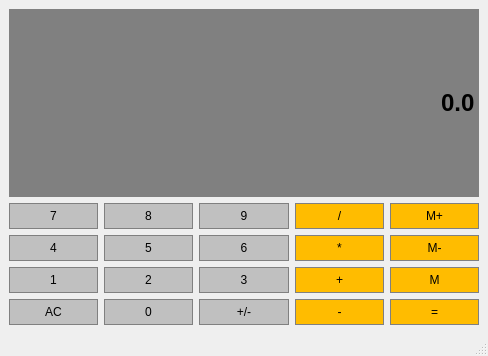
Above: calculatrice.ui from sak-asim/Calculatrice before the change. Below: the same form after it.
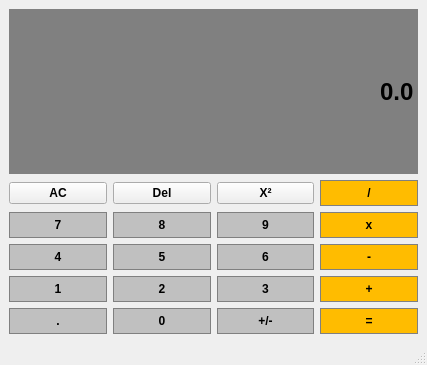
That is the form after the change.

Commit message: implémentation de fonctions DelPresse, PointPresse, EcranEffacerPresse et CarrerPresse

What changed in the file:
```diff
--- a/calculatrice.ui
+++ b/calculatrice.ui
@@ -6,8 +6,8 @@
    <rect>
     <x>0</x>
     <y>0</y>
-    <width>488</width>
-    <height>356</height>
+    <width>427</width>
+    <height>365</height>
    </rect>
   </property>
   <property name="windowTitle">
@@ -15,39 +15,20 @@
   </property>
   <widget class="QWidget" name="centralwidget">
    <layout class="QGridLayout" name="gridLayout">
-    <item row="1" column="4">
-     <widget class="QPushButton" name="AjouterMemoire">
+    <item row="5" column="0">
+     <widget class="QPushButton" name="Point">
       <property name="sizePolicy">
        <sizepolicy hsizetype="Preferred" vsizetype="Preferred">
         <horstretch>0</horstretch>
         <verstretch>0</verstretch>
        </sizepolicy>
       </property>
-      <property name="styleSheet">
-       <string notr="true">QPushButton {
-	background-color: 	#FFBC00;
-	border: 1px solid gray;
-	padding: 5px;
-}
-
-QPushButton:pressed {
-	background-color: 	#A9A9A9;
-	border: 1px solid gray;
-	padding: 5px;
-}</string>
-      </property>
-      <property name="text">
-       <string>M+</string>
-      </property>
-     </widget>
-    </item>
-    <item row="3" column="2">
-     <widget class="QPushButton" name="Bouton3">
-      <property name="sizePolicy">
-       <sizepolicy hsizetype="Preferred" vsizetype="Preferred">
-        <horstretch>0</horstretch>
-        <verstretch>0</verstretch>
-       </sizepolicy>
+      <property name="font">
+       <font>
+        <pointsize>9</pointsize>
+        <weight>75</weight>
+        <bold>true</bold>
+       </font>
       </property>
       <property name="styleSheet">
        <string notr="true">QPushButton {
@@ -63,224 +44,25 @@
 }</string>
       </property>
       <property name="text">
-       <string>3</string>
+       <string>.</string>
       </property>
      </widget>
     </item>
     <item row="1" column="2">
-     <widget class="QPushButton" name="Bouton9">
-      <property name="sizePolicy">
-       <sizepolicy hsizetype="Preferred" vsizetype="Preferred">
-        <horstretch>0</horstretch>
-        <verstretch>0</verstretch>
-       </sizepolicy>
+     <widget class="QPushButton" name="Carre">
+      <property name="font">
+       <font>
+        <pointsize>9</pointsize>
+        <weight>75</weight>
+        <bold>true</bold>
+       </font>
       </property>
-      <property name="styleSheet">
-       <string notr="true">QPushButton {
-	background-color: 	#C0C0C0;
-	border: 1px solid gray;
-	padding: 5px;
-}
-
-QPushButton:pressed {
-	background-color: 	#A9A9A9;
-	border: 1px solid gray;
-	padding: 5px;
-}</string>
-      </property>
       <property name="text">
-       <string>9</string>
-      </property>
-     </widget>
-    </item>
-    <item row="2" column="3">
-     <widget class="QPushButton" name="Multiplier">
-      <property name="sizePolicy">
-       <sizepolicy hsizetype="Preferred" vsizetype="Preferred">
-        <horstretch>0</horstretch>
-        <verstretch>0</verstretch>
-       </sizepolicy>
-      </property>
-      <property name="styleSheet">
-       <string notr="true">QPushButton {
-	background-color: 	#FFBC00;
-	border: 1px solid gray;
-	padding: 5px;
-}
-
-QPushButton:pressed {
-	background-color: 	#A9A9A9;
-	border: 1px solid gray;
-	padding: 5px;
-}</string>
-      </property>
-      <property name="text">
-       <string>*</string>
-      </property>
-     </widget>
-    </item>
-    <item row="4" column="1">
-     <widget class="QPushButton" name="Bouton0">
-      <property name="sizePolicy">
-       <sizepolicy hsizetype="Preferred" vsizetype="Preferred">
-        <horstretch>0</horstretch>
-        <verstretch>0</verstretch>
-       </sizepolicy>
-      </property>
-      <property name="styleSheet">
-       <string notr="true">QPushButton {
-	background-color: 	#C0C0C0;
-	border: 1px solid gray;
-	padding: 5px;
-}
-
-QPushButton:pressed {
-	background-color: 	#A9A9A9;
-	border: 1px solid gray;
-	padding: 5px;
-}</string>
-      </property>
-      <property name="text">
-       <string>0</string>
+       <string>X²</string>
       </property>
      </widget>
     </item>
     <item row="3" column="0">
-     <widget class="QPushButton" name="Bouton1">
-      <property name="sizePolicy">
-       <sizepolicy hsizetype="Preferred" vsizetype="Preferred">
-        <horstretch>0</horstretch>
-        <verstretch>0</verstretch>
-       </sizepolicy>
-      </property>
-      <property name="styleSheet">
-       <string notr="true">QPushButton {
-	background-color: 	#C0C0C0;
-	border: 1px solid gray;
-	padding: 5px;
-}
-
-QPushButton:pressed {
-	background-color: 	#A9A9A9;
-	border: 1px solid gray;
-	padding: 5px;
-}</string>
-      </property>
-      <property name="text">
-       <string>1</string>
-      </property>
-     </widget>
-    </item>
-    <item row="0" column="0" colspan="5">
-     <widget class="QLineEdit" name="Affichage">
-      <property name="sizePolicy">
-       <sizepolicy hsizetype="Preferred" vsizetype="Expanding">
-        <horstretch>0</horstretch>
-        <verstretch>0</verstretch>
-       </sizepolicy>
-      </property>
-      <property name="font">
-       <font>
-        <family>Arial</family>
-        <pointsize>18</pointsize>
-        <weight>75</weight>
-        <bold>true</bold>
-       </font>
-      </property>
-      <property name="styleSheet">
-       <string notr="true">QLineEdit {
-	background-color: 	gray;
-	border: 1px solid gray;
-	color: ffffff;
-}</string>
-      </property>
-      <property name="text">
-       <string>0.0</string>
-      </property>
-      <property name="alignment">
-       <set>Qt::AlignRight|Qt::AlignTrailing|Qt::AlignVCenter</set>
-      </property>
-     </widget>
-    </item>
-    <item row="3" column="3">
-     <widget class="QPushButton" name="Additionner">
-      <property name="sizePolicy">
-       <sizepolicy hsizetype="Preferred" vsizetype="Preferred">
-        <horstretch>0</horstretch>
-        <verstretch>0</verstretch>
-       </sizepolicy>
-      </property>
-      <property name="styleSheet">
-       <string notr="true">QPushButton {
-	background-color: 	#FFBC00;
-	border: 1px solid gray;
-	padding: 5px;
-}
-
-QPushButton:pressed {
-	background-color: 	#A9A9A9;
-	border: 1px solid gray;
-	padding: 5px;
-}</string>
-      </property>
-      <property name="text">
-       <string>+</string>
-      </property>
-     </widget>
-    </item>
-    <item row="2" column="4">
-     <widget class="QPushButton" name="NettoyerMemoire">
-      <property name="sizePolicy">
-       <sizepolicy hsizetype="Preferred" vsizetype="Preferred">
-        <horstretch>0</horstretch>
-        <verstretch>0</verstretch>
-       </sizepolicy>
-      </property>
-      <property name="styleSheet">
-       <string notr="true">QPushButton {
-	background-color: 	#FFBC00;
-	border: 1px solid gray;
-	padding: 5px;
-}
-
-QPushButton:pressed {
-	background-color: 	#A9A9A9;
-	border: 1px solid gray;
-	padding: 5px;
-}</string>
-      </property>
-      <property name="text">
-       <string>M-</string>
-      </property>
-     </widget>
-    </item>
-    <item row="2" column="2">
-     <widget class="QPushButton" name="Bouton6">
-      <property name="sizePolicy">
-       <sizepolicy hsizetype="Preferred" vsizetype="Preferred">
-        <horstretch>0</horstretch>
-        <verstretch>0</verstretch>
-       </sizepolicy>
-      </property>
-      <property name="styleSheet">
-       <string notr="true">QPushButton {
-	background-color: 	#C0C0C0;
-	border: 1px solid gray;
-	padding: 5px;
-}
-
-QPushButton:pressed {
-	background-color: 	#A9A9A9;
-	border: 1px solid gray;
-	padding: 5px;
-}</string>
-      </property>
-      <property name="text">
-       <string>6</string>
-      </property>
-     </widget>
-    </item>
-    <item row="2" column="0">
      <widget class="QPushButton" name="Bouton4">
       <property name="sizePolicy">
        <sizepolicy hsizetype="Preferred" vsizetype="Preferred">
@@ -288,6 +70,13 @@
         <verstretch>0</verstretch>
        </sizepolicy>
       </property>
+      <property name="font">
+       <font>
+        <pointsize>9</pointsize>
+        <weight>75</weight>
+        <bold>true</bold>
+       </font>
+      </property>
       <property name="styleSheet">
        <string notr="true">QPushButton {
 	background-color: 	#C0C0C0;
@@ -306,33 +95,153 @@
       </property>
      </widget>
     </item>
-    <item row="3" column="4">
-     <widget class="QPushButton" name="RecupererMemoire">
-      <property name="sizePolicy">
-       <sizepolicy hsizetype="Preferred" vsizetype="Preferred">
-        <horstretch>0</horstretch>
-        <verstretch>0</verstretch>
-       </sizepolicy>
-      </property>
-      <property name="styleSheet">
-       <string notr="true">QPushButton {
-	background-color: 	#FFBC00;
-	border: 1px solid gray;
-	padding: 5px;
-}
-
-QPushButton:pressed {
-	background-color: 	#A9A9A9;
-	border: 1px solid gray;
-	padding: 5px;
-}</string>
+    <item row="1" column="0">
+     <widget class="QPushButton" name="Effacer">
+      <property name="font">
+       <font>
+        <pointsize>9</pointsize>
+        <weight>75</weight>
+        <bold>true</bold>
+       </font>
       </property>
       <property name="text">
-       <string>M</string>
+       <string>AC</string>
       </property>
      </widget>
     </item>
     <item row="3" column="1">
+     <widget class="QPushButton" name="Bouton5">
+      <property name="sizePolicy">
+       <sizepolicy hsizetype="Preferred" vsizetype="Preferred">
+        <horstretch>0</horstretch>
+        <verstretch>0</verstretch>
+       </sizepolicy>
+      </property>
+      <property name="font">
+       <font>
+        <pointsize>9</pointsize>
+        <weight>75</weight>
+        <bold>true</bold>
+       </font>
+      </property>
+      <property name="styleSheet">
+       <string notr="true">QPushButton {
+	background-color: 	#C0C0C0;
+	border: 1px solid gray;
+	padding: 5px;
+}
+
+QPushButton:pressed {
+	background-color: 	#A9A9A9;
+	border: 1px solid gray;
+	padding: 5px;
+}</string>
+      </property>
+      <property name="text">
+       <string>5</string>
+      </property>
+     </widget>
+    </item>
+    <item row="4" column="0">
+     <widget class="QPushButton" name="Bouton1">
+      <property name="sizePolicy">
+       <sizepolicy hsizetype="Preferred" vsizetype="Preferred">
+        <horstretch>0</horstretch>
+        <verstretch>0</verstretch>
+       </sizepolicy>
+      </property>
+      <property name="font">
+       <font>
+        <pointsize>9</pointsize>
+        <weight>75</weight>
+        <bold>true</bold>
+       </font>
+      </property>
+      <property name="styleSheet">
+       <string notr="true">QPushButton {
+	background-color: 	#C0C0C0;
+	border: 1px solid gray;
+	padding: 5px;
+}
+
+QPushButton:pressed {
+	background-color: 	#A9A9A9;
+	border: 1px solid gray;
+	padding: 5px;
+}</string>
+      </property>
+      <property name="text">
+       <string>1</string>
+      </property>
+     </widget>
+    </item>
+    <item row="2" column="3">
+     <widget class="QPushButton" name="Multiplier">
+      <property name="sizePolicy">
+       <sizepolicy hsizetype="Preferred" vsizetype="Preferred">
+        <horstretch>0</horstretch>
+        <verstretch>0</verstretch>
+       </sizepolicy>
+      </property>
+      <property name="font">
+       <font>
+        <pointsize>9</pointsize>
+        <weight>75</weight>
+        <bold>true</bold>
+       </font>
+      </property>
+      <property name="styleSheet">
+       <string notr="true">QPushButton {
+	background-color: 	#FFBC00;
+	border: 1px solid gray;
+	padding: 5px;
+}
+
+QPushButton:pressed {
+	background-color: 	#A9A9A9;
+	border: 1px solid gray;
+	padding: 5px;
+}</string>
+      </property>
+      <property name="text">
+       <string>x</string>
+      </property>
+     </widget>
+    </item>
+    <item row="4" column="2">
+     <widget class="QPushButton" name="Bouton3">
+      <property name="sizePolicy">
+       <sizepolicy hsizetype="Preferred" vsizetype="Preferred">
+        <horstretch>0</horstretch>
+        <verstretch>0</verstretch>
+       </sizepolicy>
+      </property>
+      <property name="font">
+       <font>
+        <pointsize>9</pointsize>
+        <weight>75</weight>
+        <bold>true</bold>
+       </font>
+      </property>
+      <property name="styleSheet">
+       <string notr="true">QPushButton {
+	background-color: 	#C0C0C0;
+	border: 1px solid gray;
+	padding: 5px;
+}
+
+QPushButton:pressed {
+	background-color: 	#A9A9A9;
+	border: 1px solid gray;
+	padding: 5px;
+}</string>
+      </property>
+      <property name="text">
+       <string>3</string>
+      </property>
+     </widget>
+    </item>
+    <item row="4" column="1">
      <widget class="QPushButton" name="Bouton2">
       <property name="sizePolicy">
        <sizepolicy hsizetype="Preferred" vsizetype="Preferred">
@@ -340,6 +249,13 @@
         <verstretch>0</verstretch>
        </sizepolicy>
       </property>
+      <property name="font">
+       <font>
+        <pointsize>9</pointsize>
+        <weight>75</weight>
+        <bold>true</bold>
+       </font>
+      </property>
       <property name="styleSheet">
        <string notr="true">QPushButton {
 	background-color: 	#C0C0C0;
@@ -358,17 +274,24 @@
       </property>
      </widget>
     </item>
-    <item row="4" column="4">
-     <widget class="QPushButton" name="Egal">
+    <item row="5" column="1">
+     <widget class="QPushButton" name="Bouton0">
       <property name="sizePolicy">
        <sizepolicy hsizetype="Preferred" vsizetype="Preferred">
         <horstretch>0</horstretch>
         <verstretch>0</verstretch>
        </sizepolicy>
       </property>
+      <property name="font">
+       <font>
+        <pointsize>9</pointsize>
+        <weight>75</weight>
+        <bold>true</bold>
+       </font>
+      </property>
       <property name="styleSheet">
        <string notr="true">QPushButton {
-	background-color: 	#FFBC00;
+	background-color: 	#C0C0C0;
 	border: 1px solid gray;
 	padding: 5px;
 }
@@ -380,11 +303,11 @@
 }</string>
       </property>
       <property name="text">
-       <string>=</string>
+       <string>0</string>
       </property>
      </widget>
     </item>
-    <item row="4" column="3">
+    <item row="3" column="3">
      <widget class="QPushButton" name="Soustraire">
       <property name="sizePolicy">
        <sizepolicy hsizetype="Preferred" vsizetype="Preferred">
@@ -392,6 +315,13 @@
         <verstretch>0</verstretch>
        </sizepolicy>
       </property>
+      <property name="font">
+       <font>
+        <pointsize>9</pointsize>
+        <weight>75</weight>
+        <bold>true</bold>
+       </font>
+      </property>
       <property name="styleSheet">
        <string notr="true">QPushButton {
 	background-color: 	#FFBC00;
@@ -411,6 +341,53 @@
      </widget>
     </item>
     <item row="1" column="1">
+     <widget class="QPushButton" name="Del">
+      <property name="font">
+       <font>
+        <pointsize>9</pointsize>
+        <weight>75</weight>
+        <bold>true</bold>
+       </font>
+      </property>
+      <property name="text">
+       <string>Del</string>
+      </property>
+     </widget>
+    </item>
+    <item row="3" column="2">
+     <widget class="QPushButton" name="Bouton6">
+      <property name="sizePolicy">
+       <sizepolicy hsizetype="Preferred" vsizetype="Preferred">
+        <horstretch>0</horstretch>
+        <verstretch>0</verstretch>
+       </sizepolicy>
+      </property>
+      <property name="font">
+       <font>
+        <pointsize>9</pointsize>
+        <weight>75</weight>
+        <bold>true</bold>
+       </font>
+      </property>
+      <property name="styleSheet">
+       <string notr="true">QPushButton {
+	background-color: 	#C0C0C0;
+	border: 1px solid gray;
+	padding: 5px;
+}
+
+QPushButton:pressed {
+	background-color: 	#A9A9A9;
+	border: 1px solid gray;
+	padding: 5px;
+}</string>
+      </property>
+      <property name="text">
+       <string>6</string>
+      </property>
+     </widget>
+    </item>
+    <item row="2" column="1">
      <widget class="QPushButton" name="Bouton8">
       <property name="sizePolicy">
        <sizepolicy hsizetype="Preferred" vsizetype="Preferred">
@@ -418,6 +395,13 @@
         <verstretch>0</verstretch>
        </sizepolicy>
       </property>
+      <property name="font">
+       <font>
+        <pointsize>9</pointsize>
+        <weight>75</weight>
+        <bold>true</bold>
+       </font>
+      </property>
       <property name="styleSheet">
        <string notr="true">QPushButton {
 	background-color: 	#C0C0C0;
@@ -436,85 +420,7 @@
       </property>
      </widget>
     </item>
-    <item row="1" column="0">
-     <widget class="QPushButton" name="Bouton7">
-      <property name="sizePolicy">
-       <sizepolicy hsizetype="Preferred" vsizetype="Preferred">
-        <horstretch>0</horstretch>
-        <verstretch>0</verstretch>
-       </sizepolicy>
-      </property>
-      <property name="styleSheet">
-       <string notr="true">QPushButton {
-	background-color: 	#C0C0C0;
-	border: 1px solid gray;
-	padding: 5px;
-}
-
-QPushButton:pressed {
-	background-color: 	#A9A9A9;
-	border: 1px solid gray;
-	padding: 5px;
-}</string>
-      </property>
-      <property name="text">
-       <string>7</string>
-      </property>
-     </widget>
-    </item>
-    <item row="4" column="0">
-     <widget class="QPushButton" name="Nettoyer">
-      <property name="sizePolicy">
-       <sizepolicy hsizetype="Preferred" vsizetype="Preferred">
-        <horstretch>0</horstretch>
-        <verstretch>0</verstretch>
-       </sizepolicy>
-      </property>
-      <property name="styleSheet">
-       <string notr="true">QPushButton {
-	background-color: 	#C0C0C0;
-	border: 1px solid gray;
-	padding: 5px;
-}
-
-QPushButton:pressed {
-	background-color: 	#A9A9A9;
-	border: 1px solid gray;
-	padding: 5px;
-}</string>
-      </property>
-      <property name="text">
-       <string>AC</string>
-      </property>
-     </widget>
-    </item>
-    <item row="2" column="1">
-     <widget class="QPushButton" name="Bouton5">
-      <property name="sizePolicy">
-       <sizepolicy hsizetype="Preferred" vsizetype="Preferred">
-        <horstretch>0</horstretch>
-        <verstretch>0</verstretch>
-       </sizepolicy>
-      </property>
-      <property name="styleSheet">
-       <string notr="true">QPushButton {
-	background-color: 	#C0C0C0;
-	border: 1px solid gray;
-	padding: 5px;
-}
-
-QPushButton:pressed {
-	background-color: 	#A9A9A9;
-	border: 1px solid gray;
-	padding: 5px;
-}</string>
-      </property>
-      <property name="text">
-       <string>5</string>
-      </property>
-     </widget>
-    </item>
-    <item row="4" column="2">
+    <item row="5" column="2">
      <widget class="QPushButton" name="ChangeSigne">
       <property name="sizePolicy">
        <sizepolicy hsizetype="Preferred" vsizetype="Preferred">
@@ -522,6 +428,13 @@
         <verstretch>0</verstretch>
        </sizepolicy>
       </property>
+      <property name="font">
+       <font>
+        <pointsize>9</pointsize>
+        <weight>75</weight>
+        <bold>true</bold>
+       </font>
+      </property>
       <property name="styleSheet">
        <string notr="true">QPushButton {
 	background-color: 	#C0C0C0;
@@ -540,6 +453,139 @@
       </property>
      </widget>
     </item>
+    <item row="2" column="0">
+     <widget class="QPushButton" name="Bouton7">
+      <property name="sizePolicy">
+       <sizepolicy hsizetype="Preferred" vsizetype="Preferred">
+        <horstretch>0</horstretch>
+        <verstretch>0</verstretch>
+       </sizepolicy>
+      </property>
+      <property name="font">
+       <font>
+        <pointsize>9</pointsize>
+        <weight>75</weight>
+        <bold>true</bold>
+       </font>
+      </property>
+      <property name="styleSheet">
+       <string notr="true">QPushButton {
+	background-color: 	#C0C0C0;
+	border: 1px solid gray;
+	padding: 5px;
+}
+
+QPushButton:pressed {
+	background-color: 	#A9A9A9;
+	border: 1px solid gray;
+	padding: 5px;
+}</string>
+      </property>
+      <property name="text">
+       <string>7</string>
+      </property>
+     </widget>
+    </item>
+    <item row="5" column="3">
+     <widget class="QPushButton" name="Egal">
+      <property name="sizePolicy">
+       <sizepolicy hsizetype="Preferred" vsizetype="Preferred">
+        <horstretch>0</horstretch>
+        <verstretch>0</verstretch>
+       </sizepolicy>
+      </property>
+      <property name="font">
+       <font>
+        <pointsize>9</pointsize>
+        <weight>75</weight>
+        <bold>true</bold>
+        <kerning>true</kerning>
+       </font>
+      </property>
+      <property name="styleSheet">
+       <string notr="true">QPushButton {
+	background-color: 	#FFBC00;
+	border: 1px solid gray;
+	padding: 5px;
+}
+
+QPushButton:pressed {
+	background-color: 	#A9A9A9;
+	border: 1px solid gray;
+	padding: 5px;
+}</string>
+      </property>
+      <property name="text">
+       <string>=</string>
+      </property>
+     </widget>
+    </item>
+    <item row="2" column="2">
+     <widget class="QPushButton" name="Bouton9">
+      <property name="sizePolicy">
+       <sizepolicy hsizetype="Preferred" vsizetype="Preferred">
+        <horstretch>0</horstretch>
+        <verstretch>0</verstretch>
+       </sizepolicy>
+      </property>
+      <property name="font">
+       <font>
+        <pointsize>9</pointsize>
+        <weight>75</weight>
+        <bold>true</bold>
+       </font>
+      </property>
+      <property name="styleSheet">
+       <string notr="true">QPushButton {
+	background-color: 	#C0C0C0;
+	border: 1px solid gray;
+	padding: 5px;
+}
+
+QPushButton:pressed {
+	background-color: 	#A9A9A9;
+	border: 1px solid gray;
+	padding: 5px;
+}</string>
+      </property>
+      <property name="text">
+       <string>9</string>
+      </property>
+     </widget>
+    </item>
+    <item row="4" column="3">
+     <widget class="QPushButton" name="Additionner">
+      <property name="sizePolicy">
+       <sizepolicy hsizetype="Preferred" vsizetype="Preferred">
+        <horstretch>0</horstretch>
+        <verstretch>0</verstretch>
+       </sizepolicy>
+      </property>
+      <property name="font">
+       <font>
+        <pointsize>9</pointsize>
+        <weight>75</weight>
+        <bold>true</bold>
+       </font>
+      </property>
+      <property name="styleSheet">
+       <string notr="true">QPushButton {
+	background-color: 	#FFBC00;
+	border: 1px solid gray;
+	padding: 5px;
+}
+
+QPushButton:pressed {
+	background-color: 	#A9A9A9;
+	border: 1px solid gray;
+	padding: 5px;
+}</string>
+      </property>
+      <property name="text">
+       <string>+</string>
+      </property>
+     </widget>
+    </item>
     <item row="1" column="3">
      <widget class="QPushButton" name="Diviser">
       <property name="sizePolicy">
@@ -548,6 +594,13 @@
         <verstretch>0</verstretch>
        </sizepolicy>
       </property>
+      <property name="font">
+       <font>
+        <pointsize>9</pointsize>
+        <weight>75</weight>
+        <bold>true</bold>
+       </font>
+      </property>
       <property name="styleSheet">
        <string notr="true">QPushButton {
 	background-color: 	#FFBC00;
@@ -566,6 +619,37 @@
       </property>
      </widget>
     </item>
+    <item row="0" column="0" colspan="4">
+     <widget class="QLineEdit" name="Affichage">
+      <property name="sizePolicy">
+       <sizepolicy hsizetype="Preferred" vsizetype="Expanding">
+        <horstretch>0</horstretch>
+        <verstretch>0</verstretch>
+       </sizepolicy>
+      </property>
+      <property name="font">
+       <font>
+        <family>Arial</family>
+        <pointsize>18</pointsize>
+        <weight>75</weight>
+        <bold>true</bold>
+       </font>
+      </property>
+      <property name="styleSheet">
+       <string notr="true">QLineEdit {
+	background-color: 	gray;
+	border: 1px solid gray;
+	color: ffffff;
+}</string>
+      </property>
+      <property name="text">
+       <string>0.0</string>
+      </property>
+      <property name="alignment">
+       <set>Qt::AlignRight|Qt::AlignTrailing|Qt::AlignVCenter</set>
+      </property>
+     </widget>
+    </item>
    </layout>
   </widget>
   <widget class="QMenuBar" name="menubar">
```
Left out of the diff: 2 changed lines with no effect on the pictures. The commit also changes 2 other files.
